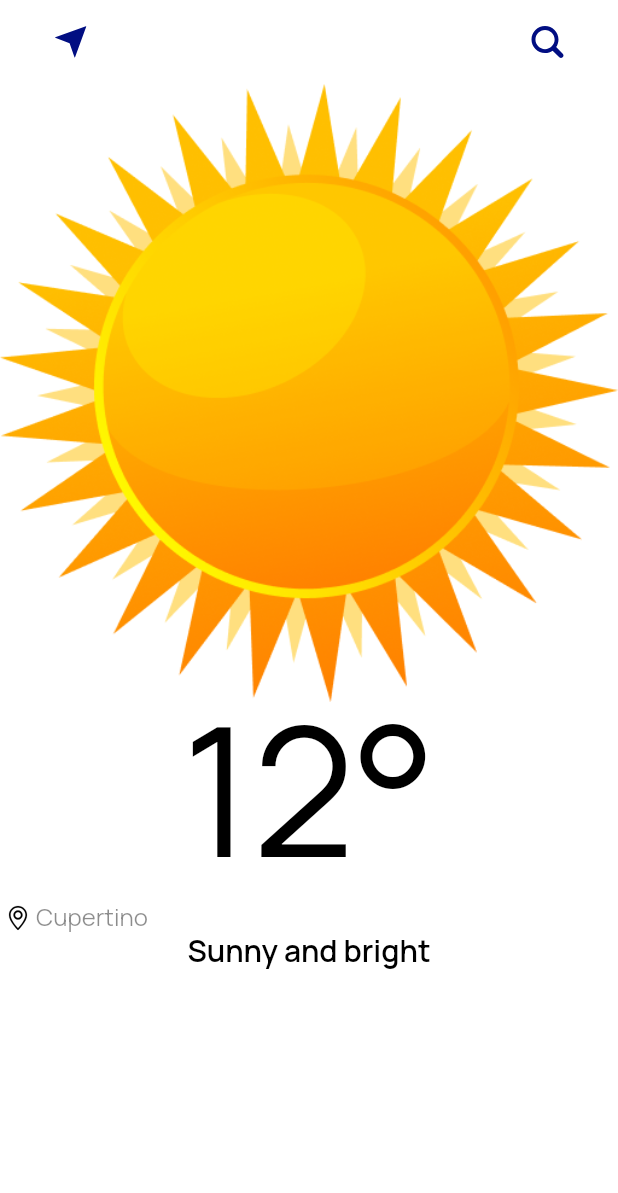
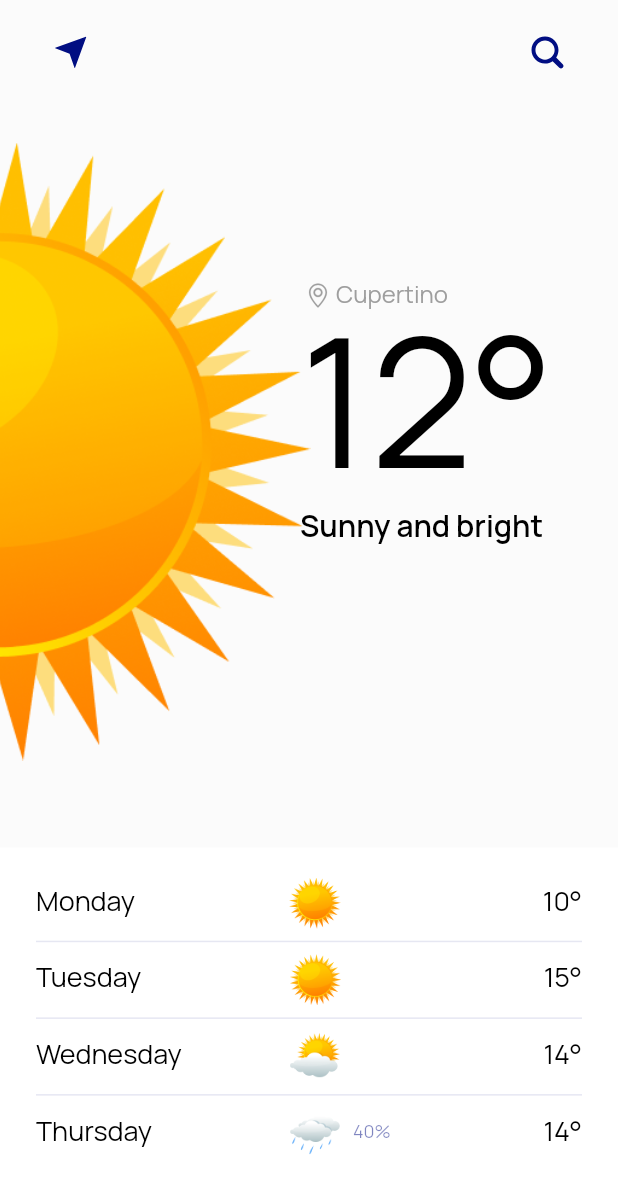
Before and after one commit to abczxd01/db_course_app, a Flutter app: the screen it shows after launch, on a phone screen of 412 x 824 dp. Shown: the top 1193 px of the screen. Run offline on Flutter 3.47's test engine with Material 2 defaults, Android fonts, the phone set to English and light mode, and no system bars; our stand-ins replace flutter_svg.

Commit message:
Step 8 finish

```diff
--- a/lib/presentation/home/home_page.dart
+++ b/lib/presentation/home/home_page.dart
@@ -1,7 +1,9 @@
 import 'package:flutter/material.dart';
+import 'package:flutter/services.dart';
 import 'package:flutter_svg/flutter_svg.dart';
 
 import '../../resources/images.dart';
+import 'widgets/weather_days_list.dart';
 import 'widgets/weather_today.dart';
 
 class HomePage extends StatefulWidget {
@@ -18,14 +20,19 @@ class _HomePageState extends State<HomePage> {
   Widget build(BuildContext context) {
     return Scaffold(
       body: Column(
-        children: [WeatherToday()],
+        children: [WeatherToday(), WeatherDaysList()],
       ),
-      appBar: AppBar(actions: [
+      appBar: AppBar(
+          toolbarHeight: 70,
+          systemOverlayStyle: SystemUiOverlayStyle.dark,
+          backgroundColor: const Color.fromARGB(4, 0, 0, 0),
+          actions: [
             Expanded(
                 child: Padding(
               padding: const EdgeInsets.symmetric(horizontal: 23),
-          child:
-              Row(mainAxisAlignment: MainAxisAlignment.spaceBetween, children: [
+              child: Row(
+                  mainAxisAlignment: MainAxisAlignment.spaceBetween,
+                  children: [
                     IconButton(
                       onPressed: onPressed,
                       icon: SvgPicture.asset(Images.icLocation),
--- a/lib/presentation/home/widgets/weather_days_list.dart
+++ b/lib/presentation/home/widgets/weather_days_list.dart
@@ -0,0 +1,107 @@
+import 'package:db_course_app/resources/images.dart';
+import 'package:flutter/material.dart';
+
+const TextStyle textStyle = TextStyle(
+  fontSize: 18,
+  fontWeight: FontWeight.w400,
+);
+
+const TextStyle textStylePrecipitation = TextStyle(
+    color: Color.fromRGBO(1, 14, 130, 0.5),
+    fontSize: 12,
+    fontWeight: FontWeight.w400);
+
+class WeatherListItem extends StatelessWidget {
+  const WeatherListItem({
+    required this.temperature,
+    required this.weekDay,
+    required this.weatherImagePath,
+    this.precipitation,
+    this.last = false,
+    Key? key,
+  }) : super(key: key);
+
+  final String temperature;
+  final String weekDay;
+  final String weatherImagePath;
+  final int? precipitation;
+  final bool last;
+
+  @override
+  Widget build(BuildContext context) {
+    return Container(
+      margin: const EdgeInsets.fromLTRB(0, 0, 0, 8),
+      padding: const EdgeInsets.fromLTRB(0, 0, 0, 8),
+      decoration: BoxDecoration(
+          border: !last
+              ? const Border(
+                  bottom: BorderSide(
+                      width: 1, color: Color.fromRGBO(1, 14, 130, 0.1)))
+              : null),
+      child: Row(
+        children: [
+          Expanded(
+            flex: 2,
+            child: Text(
+              weekDay,
+              style: textStyle,
+            ),
+          ),
+          Expanded(
+            flex: 2,
+            child: Row(
+              children: [
+                Image.asset(
+                  weatherImagePath,
+                  scale: 15,
+                ),
+                if (precipitation != null)
+                  Padding(
+                    padding: const EdgeInsets.fromLTRB(8, 0, 0, 0),
+                    child: Text(
+                      '$precipitation%',
+                      style: textStylePrecipitation,
+                    ),
+                  ),
+              ],
+            ),
+          ),
+          Text(
+            temperature,
+            style: textStyle,
+          ),
+        ],
+      ),
+    );
+  }
+}
+
+class WeatherDaysList extends StatelessWidget {
+  @override
+  Widget build(BuildContext context) {
+    return Container(
+      margin: const EdgeInsets.fromLTRB(0, 20, 0, 0),
+      padding: const EdgeInsets.symmetric(vertical: 0, horizontal: 24),
+      child: Column(children: const [
+        WeatherListItem(
+            temperature: '10°',
+            weekDay: 'Monday',
+            weatherImagePath: Images.ic01d),
+        WeatherListItem(
+            temperature: '15°',
+            weekDay: 'Tuesday',
+            weatherImagePath: Images.ic01d),
+        WeatherListItem(
+            temperature: '14°',
+            weekDay: 'Wednesday',
+            weatherImagePath: Images.ic02d),
+        WeatherListItem(
+            temperature: '14°',
+            weekDay: 'Thursday',
+            precipitation: 40,
+            last: true,
+            weatherImagePath: Images.ic09d)
+      ]),
+    );
+  }
+}
--- a/lib/presentation/home/widgets/weather_today.dart
+++ b/lib/presentation/home/widgets/weather_today.dart
@@ -1,5 +1,3 @@
-import 'dart:ui';
-
 import 'package:flutter/material.dart';
 import 'package:flutter_svg/flutter_svg.dart';
 
@@ -11,7 +9,7 @@ const TextStyle textStyleTemperature = TextStyle(
 );
 
 const TextStyle textStyleCity = TextStyle(
-  color: Colors.black45,
+  color: Colors.grey,
   fontSize: 16,
   fontWeight: FontWeight.w400,
 );
@@ -21,35 +19,50 @@ const TextStyle textStyleDescription = TextStyle(
 );
 
 class WeatherToday extends StatelessWidget {
-  String temperature = '12°';
-  String city = 'Cupertino';
-  String description = 'Sunny and bright';
+  static const temperature = '12°';
+  static const city = 'Cupertino';
+  static const description = 'Sunny and bright';
 
   @override
   Widget build(BuildContext context) {
-    return Column(
+    return Container(
+      color: const Color.fromARGB(4, 0, 0, 0),
+      padding: const EdgeInsets.fromLTRB(0, 25, 0, 58),
+      child: Stack(
         children: [
-        Image.asset(
-          Images.ic01d,
+          Transform.translate(
+              offset: const Offset(-205, 0), child: Image.asset(Images.ic01d)),
+          Padding(
+            padding: const EdgeInsets.fromLTRB(200, 90, 0, 0),
+            child: Column(
+              crossAxisAlignment: CrossAxisAlignment.start,
+              children: [
+                Row(
+                  mainAxisAlignment: MainAxisAlignment.start,
+                  children: [
+                    SvgPicture.asset(
+                      Images.icGeoMark,
+                      color: Colors.grey,
                     ),
-        Text(
-          temperature,
-          style: textStyleTemperature,
-        ),
-        Row(
-          children: [
-            SvgPicture.asset(Images.icGeoMark),
-            Text(
+                    const Text(
                       city,
                       style: textStyleCity,
                     ),
                   ],
                 ),
-        Text(
+                const Text(
+                  temperature,
+                  style: textStyleTemperature,
+                ),
+                const Text(
                   description,
                   style: textStyleDescription,
+                ),
+              ],
+            ),
           )
         ],
+      ),
     );
   }
 }
```
Also changed, not shown: 1 other file. Lines whose indentation alone changed are shown as unchanged.
